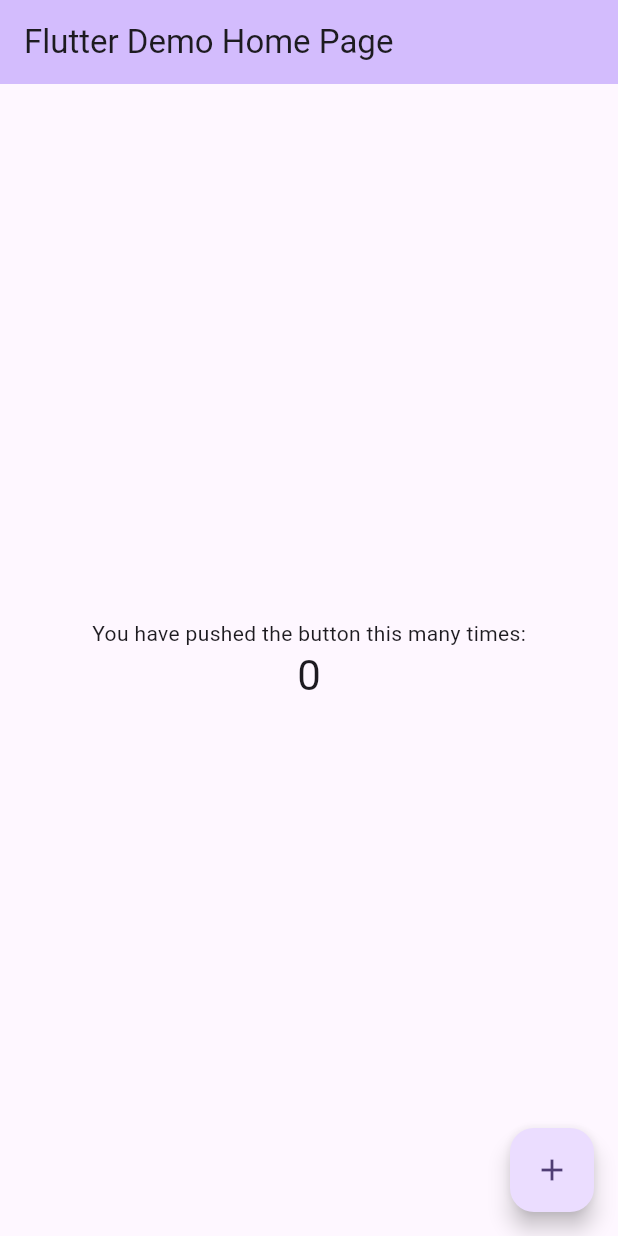
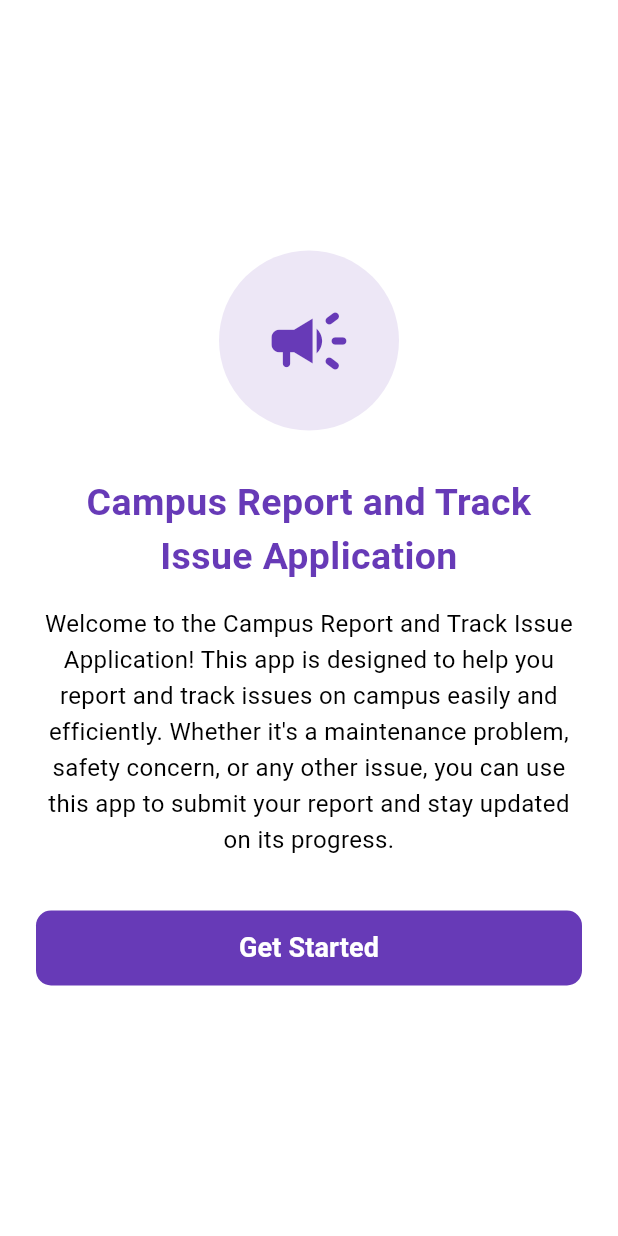
Before and after one commit to nIgihozo/CampusReportingApp, a Flutter app: the screen it shows after launch, on a phone screen of 412 x 824 dp. Run offline on Flutter 3.47's test engine with Material 3 defaults, Android fonts, the phone set to English and light mode, and no system bars; our stand-ins replace firebase_core, flutter_dotenv; accounts and stored records are empty.

Commit message:
Adding onBoarding screen of the application

```diff
--- a/lib/main.dart
+++ b/lib/main.dart
@@ -1,123 +1,23 @@
 import 'package:flutter/material.dart';
+import 'screens/onboarding_screen.dart';
 
-void main()  {
-
-  runApp(const MyApp());
+void main() {
+  runApp(const CampusApp());
 }
 
-class MyApp extends StatelessWidget {
-  const MyApp({super.key});
+class CampusApp extends StatelessWidget {
+  const CampusApp({super.key});
 
-  // This widget is the root of your application.
   @override
   Widget build(BuildContext context) {
     return MaterialApp(
-      title: 'Flutter Demo',
+      title: 'Campus Incident Reporting',
+      debugShowCheckedModeBanner: false,
       theme: ThemeData(
-        // This is the theme of your application.
-        //
-        // TRY THIS: Try running your application with "flutter run". You'll see
-        // the application has a purple toolbar. Then, without quitting the app,
-        // try changing the seedColor in the colorScheme below to Colors.green
-        // and then invoke "hot reload" (save your changes or press the "hot
-        // reload" button in a Flutter-supported IDE, or press "r" if you used
-        // the command line to start the app).
-        //
-        // Notice that the counter didn't reset back to zero; the application
-        // state is not lost during the reload. To reset the state, use hot
-        // restart instead.
-        //
-        // This works for code too, not just values: Most code changes can be
-        // tested with just a hot reload.
-        colorScheme: .fromSeed(seedColor: Colors.deepPurple),
+        colorScheme: ColorScheme.fromSeed(seedColor: Colors.deepPurple),
+        useMaterial3: true,
       ),
-      home: const MyHomePage(title: 'Flutter Demo Home Page'),
+      home: const OnboardingScreen(),
     );
   }
 }
-
-class MyHomePage extends StatefulWidget {
-  const MyHomePage({super.key, required this.title});
-
-  // This widget is the home page of your application. It is stateful, meaning
-  // that it has a State object (defined below) that contains fields that affect
-  // how it looks.
-
-  // This class is the configuration for the state. It holds the values (in this
-  // case the title) provided by the parent (in this case the App widget) and
-  // used by the build method of the State. Fields in a Widget subclass are
-  // always marked "final".
-
-  final String title;
-
-  @override
-  State<MyHomePage> createState() => _MyHomePageState();
-}
-
-class _MyHomePageState extends State<MyHomePage> {
-  int _counter = 0;
-
-  void _incrementCounter() {
-    setState(() {
-      // This call to setState tells the Flutter framework that something has
-      // changed in this State, which causes it to rerun the build method below
-      // so that the display can reflect the updated values. If we changed
-      // _counter without calling setState(), then the build method would not be
-      // called again, and so nothing would appear to happen.
-      _counter++;
-    });
-  }
-
-  @override
-  Widget build(BuildContext context) {
-    // This method is rerun every time setState is called, for instance as done
-    // by the _incrementCounter method above.
-    //
-    // The Flutter framework has been optimized to make rerunning build methods
-    // fast, so that you can just rebuild anything that needs updating rather
-    // than having to individually change instances of widgets.
-    return Scaffold(
-      appBar: AppBar(
-        // TRY THIS: Try changing the color here to a specific color (to
-        // Colors.amber, perhaps?) and trigger a hot reload to see the AppBar
-        // change color while the other colors stay the same.
-        backgroundColor: Theme.of(context).colorScheme.inversePrimary,
-        // Here we take the value from the MyHomePage object that was created by
-        // the App.build method, and use it to set our appbar title.
-        title: Text(widget.title),
-      ),
-      body: Center(
-        // Center is a layout widget. It takes a single child and positions it
-        // in the middle of the parent.
-        child: Column(
-          // Column is also a layout widget. It takes a list of children and
-          // arranges them vertically. By default, it sizes itself to fit its
-          // children horizontally, and tries to be as tall as its parent.
-          //
-          // Column has various properties to control how it sizes itself and
-          // how it positions its children. Here we use mainAxisAlignment to
-          // center the children vertically; the main axis here is the vertical
-          // axis because Columns are vertical (the cross axis would be
-          // horizontal).
-          //
-          // TRY THIS: Invoke "debug painting" (choose the "Toggle Debug Paint"
-          // action in the IDE, or press "p" in the console), to see the
-          // wireframe for each widget.
-          mainAxisAlignment: .center,
-          children: [
-            const Text('You have pushed the button this many times:'),
-            Text(
-              '$_counter',
-              style: Theme.of(context).textTheme.headlineMedium,
-            ),
-          ],
-        ),
-      ),
-      floatingActionButton: FloatingActionButton(
-        onPressed: _incrementCounter,
-        tooltip: 'Increment',
-        child: const Icon(Icons.add),
-      ),
-    );
-  }
-}
--- /dev/null
+++ b/lib/screens/login_screen.dart
@@ -0,0 +1,23 @@
+import 'package:flutter/material.dart';
+
+class LoginScreen extends StatelessWidget {
+  const LoginScreen({super.key});
+
+  @override
+  Widget build(BuildContext context) {
+    return Scaffold(
+      appBar: AppBar(
+        title: const Text("Campus Dashboard"),
+        backgroundColor: Colors.deepPurple,
+        foregroundColor: Colors.white,
+      ),
+      body: const Center(
+        child: Text(
+          "Welcome to Campus Reporting App!\n(Frontend UI in progress)",
+          textAlign: TextAlign.center,
+          style: TextStyle(fontSize: 16, color: Colors.black54),
+        ),
+      ),
+    );
+  }
+}
--- /dev/null
+++ b/lib/screens/onboarding_screen.dart
@@ -0,0 +1,63 @@
+import 'package:flutter/material.dart';
+import 'login_screen.dart';
+
+class OnboardingScreen extends StatelessWidget {
+  const OnboardingScreen({super.key});
+
+  @override
+  Widget build(BuildContext context) {
+    return Scaffold(
+      backgroundColor: Colors.white,
+      body: Padding (
+        padding: const EdgeInsets.all(24.0),
+        child: Column (
+          mainAxisAlignment: MainAxisAlignment.center,
+          children: [
+            Container (
+          height: 120,
+          width: 120,
+          decoration: BoxDecoration(
+            color: Colors.deepPurple.shade50,
+            shape: BoxShape.circle,
+          ),
+          child: const Icon(Icons.campaign_rounded, size: 60, color: Colors.deepPurple),
+        ),
+        const SizedBox(height: 30),
+        const Text(
+          "Campus Report and Track Issue Application",
+          style: TextStyle(fontSize: 25, fontWeight: FontWeight.bold, color: Colors.deepPurple),
+          textAlign: TextAlign.center,
+        ),
+
+        const SizedBox(height: 15),
+        const Text(
+          "Welcome to the Campus Report and Track Issue Application! This app is designed to help you report and track issues on campus easily and efficiently. Whether it's a maintenance problem, safety concern, or any other issue, you can use this app to submit your report and stay updated on its progress.",
+          style: TextStyle(fontSize: 16, color: Colors.black, height: 1.5),
+          textAlign: TextAlign.center,
+        ),
+
+        const SizedBox(height: 35),
+        SizedBox(
+          width: double.infinity,
+          height: 50,
+          child: ElevatedButton(
+            style: ElevatedButton.styleFrom(
+              backgroundColor: Colors.deepPurple,
+              foregroundColor: Colors.white,
+              shape: RoundedRectangleBorder(borderRadius: BorderRadius.circular(10)),
+              elevation: 0,
+            ),
+
+              onPressed: () => Navigator.pushReplacement (
+                context,
+                MaterialPageRoute(builder: (_) => const LoginScreen()),
+              ),
+              child: const Text("Get Started", style: TextStyle(fontSize: 18, fontWeight: FontWeight.bold)),
+          ),
+        ),
+        ],
+        ),
+      ),
+    );
+  }
+}
```
Also changed, not shown: 1 other file.
